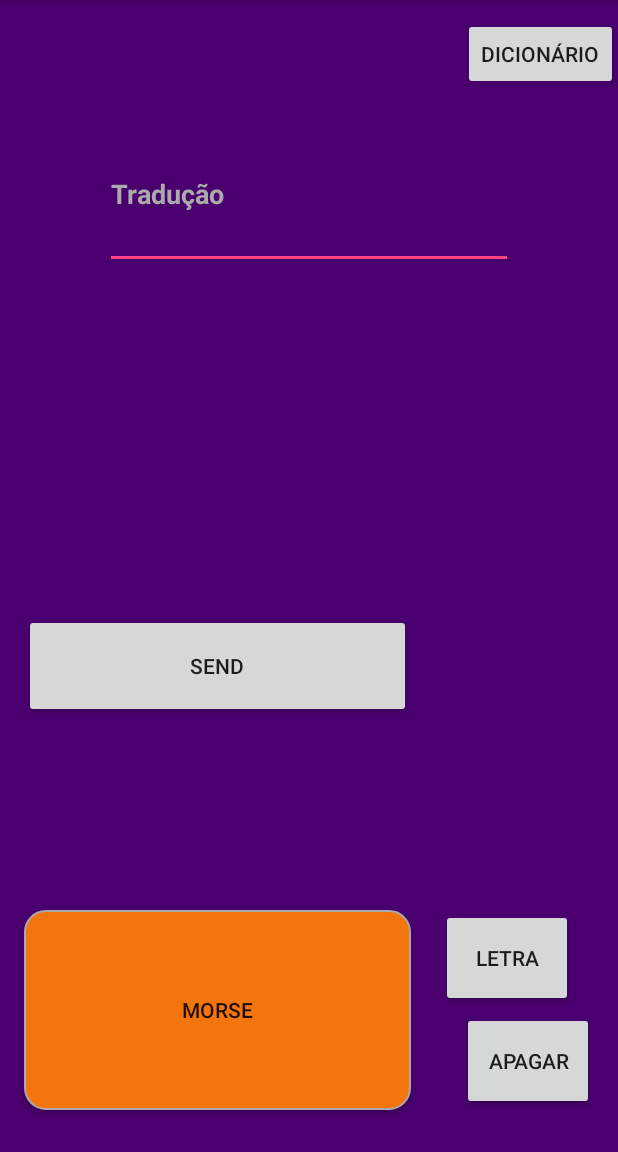
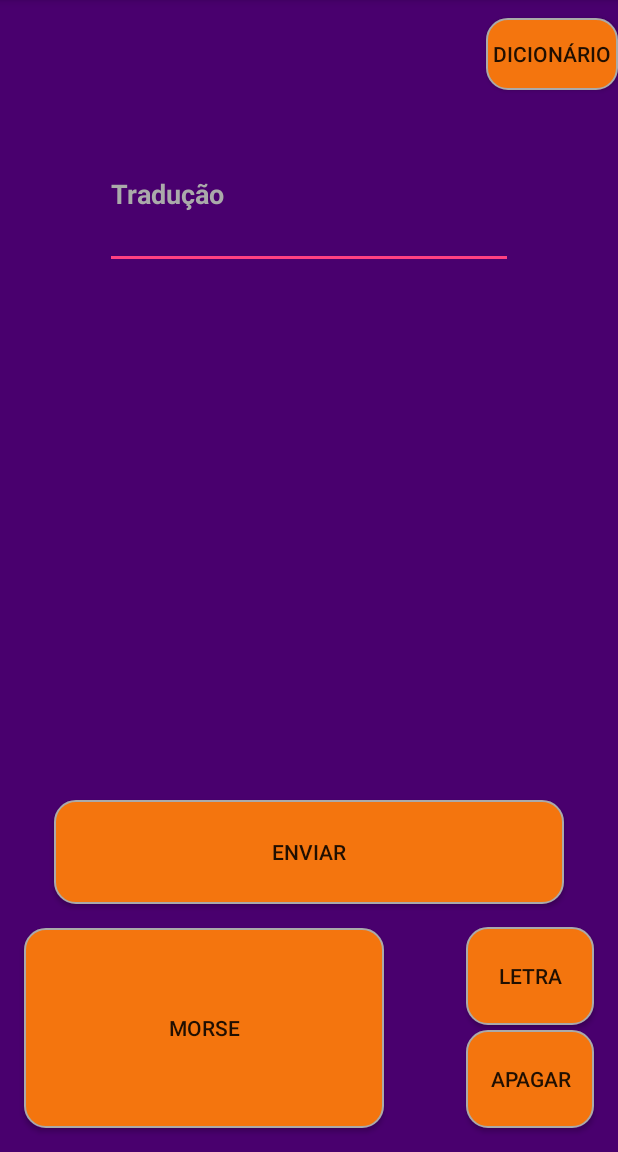
Before and after one commit to mariaeduardabicalho/Projeto3--DesAgi, an Android app: the MorseActivity screen opened directly, with no data from a screen before it, on a phone screen of 412 x 824 dp, the part 84-1236 px from its top. Run offline under Robolectric (Android 15) with nearby library versions, the phone set to English and light mode, and no system bars.

Commit message:
Finalização do layout

```diff
--- a/app/src/main/java/com/example/nicolasstegmann/projeto3/MorseActivity.java
+++ b/app/src/main/java/com/example/nicolasstegmann/projeto3/MorseActivity.java
@@ -97,4 +97,9 @@ public class MorseActivity extends AppCompatActivity {
         });
 
     }
+    public void onBackPressed(){ //Botão BACK padrão do android
+        startActivity(new Intent(this, ContactsActivity.class)); //O efeito ao ser pressionado do botão (no caso abre a activity)
+        finishAffinity(); //Método para matar a activity e não deixa-lá indexada na pilhagem
+        return;
+    }
 }
--- a/app/src/main/res/layout/activity_morse.xml
+++ b/app/src/main/res/layout/activity_morse.xml
@@ -8,16 +8,14 @@
 
     <Button
         android:id="@+id/MorseTranslator"
-        android:layout_width="258dp"
+        android:layout_width="240dp"
         android:layout_height="133dp"
-        android:layout_marginBottom="28dp"
+        android:layout_marginBottom="16dp"
         android:layout_marginStart="16dp"
         android:background="@drawable/buttonshape"
         android:elevation="24dp"
         android:text="Morse"
         app:layout_constraintBottom_toBottomOf="parent"
-        app:layout_constraintEnd_toEndOf="parent"
-        app:layout_constraintHorizontal_bias="0.0"
         app:layout_constraintStart_toStartOf="parent" />
 
     <EditText
@@ -41,31 +39,35 @@
 
     <Button
         android:id="@+id/Send_button"
-        android:layout_width="258dp"
+        android:layout_width="340dp"
         android:layout_height="69dp"
+        android:layout_marginBottom="16dp"
+        android:layout_marginEnd="16dp"
         android:layout_marginStart="16dp"
-        android:layout_marginTop="102dp"
-        android:text="Send"
+        android:background="@drawable/buttonshape"
+        android:text="Enviar"
         app:layout_constraintBottom_toTopOf="@+id/MorseTranslator"
-        app:layout_constraintStart_toStartOf="parent"
-        app:layout_constraintTop_toBottomOf="@+id/TextoTraduzido" />
+        app:layout_constraintEnd_toEndOf="parent"
+        app:layout_constraintStart_toStartOf="parent" />
 
     <Button
         android:id="@+id/Dict"
         android:layout_width="wrap_content"
         android:layout_height="wrap_content"
         android:layout_marginTop="12dp"
+        android:background="@drawable/buttonshape"
         android:text="Dicionário"
         app:layout_constraintEnd_toEndOf="parent"
         app:layout_constraintTop_toTopOf="parent" />
 
     <Button
         android:id="@+id/EraseButton"
-        android:layout_width="wrap_content"
+        android:layout_width="85dp"
         android:layout_height="65dp"
-        android:layout_marginBottom="28dp"
+        android:layout_marginBottom="16dp"
         android:layout_marginEnd="16dp"
-        android:layout_marginStart="14dp"
+        android:layout_marginStart="8dp"
+        android:background="@drawable/buttonshape"
         android:text="Apagar"
         app:layout_constraintBottom_toBottomOf="parent"
         app:layout_constraintEnd_toEndOf="parent"
@@ -74,14 +76,16 @@
 
     <Button
         android:id="@+id/NextChar"
-        android:layout_width="88dp"
+        android:layout_width="85dp"
         android:layout_height="65dp"
         android:layout_marginBottom="3dp"
         android:layout_marginEnd="16dp"
-        android:layout_marginStart="6dp"
+        android:layout_marginStart="8dp"
+        android:background="@drawable/buttonshape"
         android:text="Letra"
         app:layout_constraintBottom_toTopOf="@+id/EraseButton"
         app:layout_constraintEnd_toEndOf="parent"
+        app:layout_constraintHorizontal_bias="1.0"
         app:layout_constraintStart_toEndOf="@+id/MorseTranslator" />
 
 </android.support.constraint.ConstraintLayout>
--- a/app/src/main/res/layout/message_0.xml
+++ b/app/src/main/res/layout/message_0.xml
@@ -21,7 +21,7 @@
     <TextView
         android:id="@+id/textView2"
         android:layout_width="0dp"
-        android:layout_height="67dp"
+        android:layout_height="99dp"
         android:layout_marginTop="100dp"
         android:text="@string/o_que_enviar"
         android:textAlignment="center"
@@ -37,7 +37,7 @@
         android:id="@+id/button_banheiro"
         android:layout_width="325dp"
         android:layout_height="164dp"
-        android:layout_marginBottom="96dp"
+        android:layout_marginBottom="92dp"
         android:layout_marginEnd="24dp"
         android:layout_marginStart="24dp"
         android:layout_marginTop="8dp"
@@ -68,6 +68,6 @@
         app:layout_constraintHorizontal_bias="0.502"
         app:layout_constraintStart_toStartOf="parent"
         app:layout_constraintTop_toBottomOf="@+id/button_banheiro"
-        app:layout_constraintVertical_bias="1.0" />
+        app:layout_constraintVertical_bias="0.45" />
 
 </android.support.constraint.ConstraintLayout>
--- a/app/src/main/res/layout/message_1.xml
+++ b/app/src/main/res/layout/message_1.xml
@@ -21,7 +21,7 @@
     <TextView
         android:id="@+id/textView4"
         android:layout_width="0dp"
-        android:layout_height="67dp"
+        android:layout_height="86dp"
         android:layout_marginTop="100dp"
         android:text="@string/o_que_enviar"
         android:textAlignment="center"
--- a/app/src/main/res/layout/message_2.xml
+++ b/app/src/main/res/layout/message_2.xml
@@ -10,7 +10,7 @@
     <TextView
         android:id="@+id/textView4"
         android:layout_width="0dp"
-        android:layout_height="67dp"
+        android:layout_height="90dp"
         android:layout_marginTop="100dp"
         android:background="#49006e"
         android:text="@string/o_que_enviar"
--- a/app/src/main/res/layout/message_3.xml
+++ b/app/src/main/res/layout/message_3.xml
@@ -10,7 +10,7 @@
     <TextView
         android:id="@+id/textView4"
         android:layout_width="0dp"
-        android:layout_height="67dp"
+        android:layout_height="90dp"
         android:layout_marginTop="100dp"
         android:background="#49006e"
         android:text="@string/o_que_enviar"
--- a/app/src/main/res/layout/message_4.xml
+++ b/app/src/main/res/layout/message_4.xml
@@ -10,7 +10,7 @@
     <TextView
         android:id="@+id/textView4"
         android:layout_width="0dp"
-        android:layout_height="67dp"
+        android:layout_height="90dp"
         android:layout_marginTop="100dp"
         android:background="#49006e"
         android:text="@string/o_que_enviar"
```
Also changed, not shown: app/src/main/res/layout/activity_contacts.xml (+5 -5 lines), app/src/main/res/layout/activity_main.xml (+4 -4 lines).
